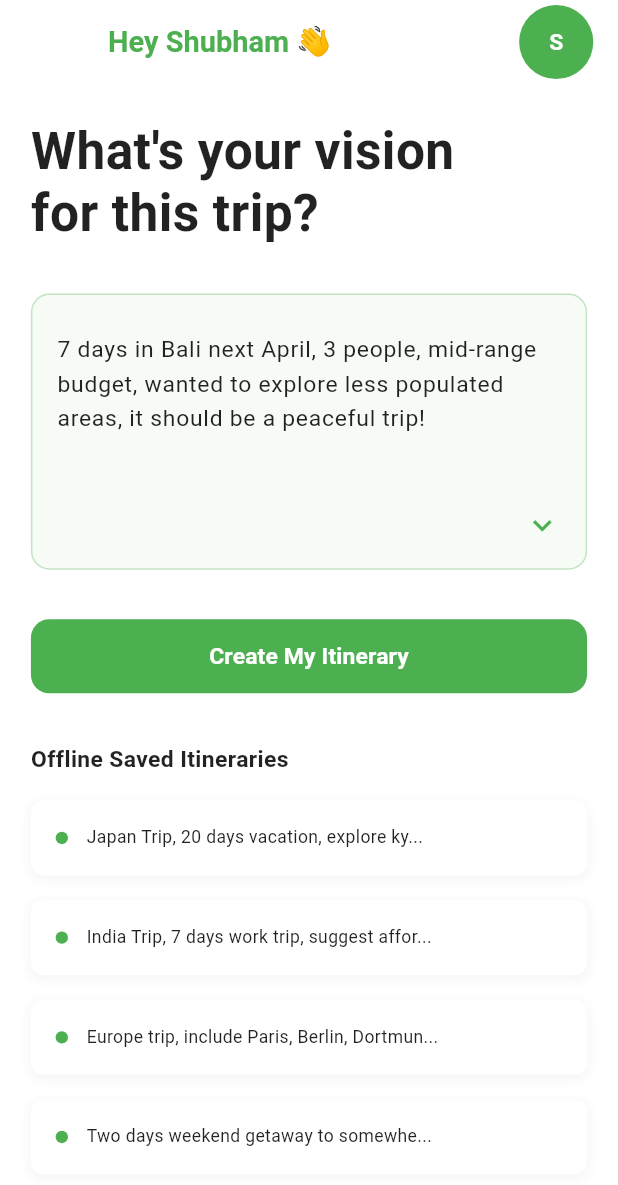
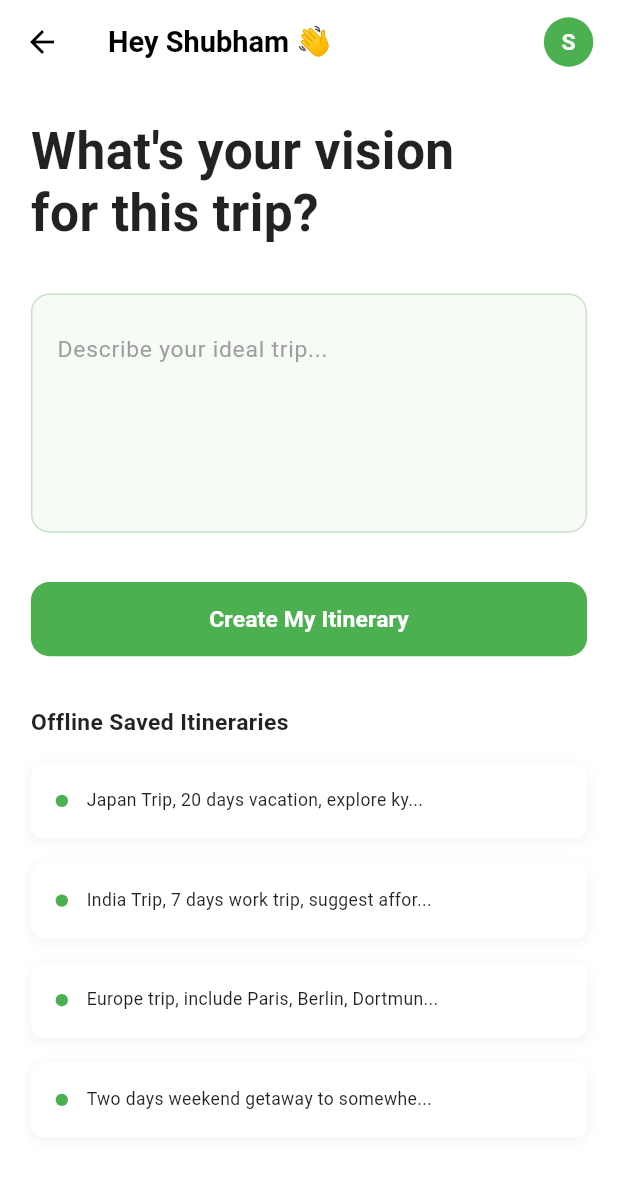
Before and after one commit to Srilochan7/smart_trip_planner_flutter, a Flutter app: the screen it shows after launch, on a phone screen of 412 x 824 dp. Shown: the top 1185 px of the screen. Run offline on Flutter 3.47's test engine with Material 3 defaults, Android fonts, the phone set to English and light mode, and no system bars; our stand-ins replace bloc, equatable, flutter_bloc, sizer.

```diff
--- a/lib/ApiServices.dart
+++ b/lib/ApiServices.dart
@@ -3,74 +3,67 @@ import 'package:http/http.dart' as http;
 
   class GeminiApiService {
     final String _apiKey = 'AIzaSyDPs1xiaXvcsIfug38ll41JFn9ZA69s3Yg';
-  final String _baseUrl = 'https://generativelanguage.googleapis.com/v1beta/models/gemini-pro:generateContent';
 
-  Future<String> sendPrompt(String prompt) async {
-    final uri = Uri.parse('$_baseUrl?key=$_apiKey');
-    final String template = '''
-You are a travel assistant for a Flutter mobile app.
+    final String _baseUrl =
+        'https://generativelanguage.googleapis.com/v1beta/models/gemini-2.0-flash:generateContent';
 
-Given a travel plan, return a structured day-wise itinerary in the following format:
+    final String _promptTemplate = '''
+  You are a travel planning assistant. Create a peaceful, mid-range budget itinerary for 4 people.
+  Return only valid JSON in this format:
 
-Each day starts with:
-Day X: [Short title of the day like "Arrival in Bali & Settle in Ubud"],
-followed by multiple bullet points that describe the day's schedule.
+  {
+    "title": "Trip Title",
+    "startDate": "YYYY-MM-DD",
+    "endDate": "YYYY-MM-DD",
+    "days": [
+      {
+        "date": "YYYY-MM-DD",
+        "summary": "Short summary",
+        "items": [
+          {
+            "time": "HH:MM",
+            "activity": "Activity description",
+            "location": "latitude,longitude"
+          }
+        ]
+      }
+    ]
+  }
 
-Each bullet point should be a natural-sounding sentence prefixed with a label like:
-- Morning:
-- Transfer:
-- Accommodation:
-- Afternoon:
-- Evening:
-- Activity:
-
-Make sure:
-- The trip is peaceful and relaxing.
-- The suggestions are mid-range budget.
-- You focus on low-popularity, hidden-gem type places.
-- The structure should match the style of Flutter's Text and _buildItineraryItem() widget-based layout.
-
-Example format:
-Day 1: Arrival in Bali & Settle in Ubud
-- Morning: Arrive in Bali, Denpasar Airport.
-- Transfer: Private driver to Ubud (around 1.5 hours).
-- Accommodation: Check-in at a peaceful boutique hotel or villa in Ubud (e.g., Ubud Aura Retreat).
-- Afternoon: Explore Ubud's local area, walk around the tranquil rice terraces at Tegallalang.
-- Evening: Dinner at Locavore (known for farm-to-table cuisine) in peaceful environment.
-
-Now generate a 7-day itinerary for this request:
-"7 days in Bali with 4 people, mid-range budget, low popularity places, peaceful trip"
+  Input:
   ''';
 
+   Future<String> getItinerary(String userInput) async {
+  if (_apiKey == 'YOUR_API_KEY_HERE') {
+    throw Exception('API key not set');
+  }
 
-    final headers = {
-      'Content-Type': 'application/json',
-    };
-
+  final uri = Uri.parse('$_baseUrl?key=$_apiKey');
   final body = jsonEncode({
     "contents": [
       {
-          "parts": [
-            {"text": prompt + template}
-          ]
+        "parts": [{"text": '$_promptTemplate "$userInput"'}]
       }
-      ]
+    ],
   });
 
-    try {
-      final response = await http.post(uri, headers: headers, body: body);
+  final response = await http.post(uri,
+      headers: {'Content-Type': 'application/json'}, body: body);
 
   if (response.statusCode == 200) {
     final data = jsonDecode(response.body);
-        final generatedText = data['candidates'][0]['content']['parts'][0]['text'];
-        return generatedText;
+    final rawText = data['candidates'][0]['content']['parts'][0]['text'];
+
+
+    final match = RegExp(r'{[\s\S]*}').firstMatch(rawText);
+    if (match != null) {
+      return match.group(0)!;
     } else {
-        print('❌ Error: ${response.statusCode} - ${response.body}');
-        return 'Error ${response.statusCode}: ${response.body}';
+      throw FormatException("Could not extract valid JSON from Gemini response.");
     }
-    } catch (e) {
-      print('❌ Exception: $e');
-      return 'Exception: $e';
+  } else {
+    throw Exception('Error ${response.statusCode}: ${response.body}');
   }
 }
+
   }
--- a/lib/Blocs/ItineraryBloc/itinerary_state.dart
+++ b/lib/Blocs/ItineraryBloc/itinerary_state.dart
@@ -1,21 +1,30 @@
 part of 'itinerary_bloc.dart';
 
-@immutable
-sealed class ItineraryState {}
+// Make sure your base state extends Equatable for proper state comparison
+abstract class ItineraryState extends Equatable {
+  const ItineraryState();
 
-final class ItineraryInitial extends ItineraryState {}
+  @override
+  List<Object> get props => [];
+}
+
+class ItineraryInitial extends ItineraryState {}
+
+class ItineraryLoading extends ItineraryState {}
 
 
-final class ItineraryLoading extends ItineraryState {}
+class ItineraryLoaded extends ItineraryState {
+  final Itinerary itinerary;
 
-final class ItineraryLoaded extends ItineraryState {
-  final String itinerary;
-
-  ItineraryLoaded(this.itinerary);
+  const ItineraryLoaded(this.itinerary);
+  @override
+  List<Object> get props => [itinerary];
 }
 
-final class ItineraryError extends ItineraryState {
+class ItineraryError extends ItineraryState {
   final String message;
+  const ItineraryError(this.message);
 
-  ItineraryError(this.message);
+  @override
+  List<Object> get props => [message];
 }
--- a/lib/Models/ItineraryModel.dart
+++ b/lib/Models/ItineraryModel.dart
@@ -1,26 +1,62 @@
+import 'dart:convert';
+
+// Helper function to decode the main JSON string
+Itinerary itineraryFromJson(String str) => Itinerary.fromJson(json.decode(str));
+
 class Itinerary {
-  final String title;
-  final DateTime startDate;
-  final DateTime endDate;
-  final List<ItineraryDay> days;
+    final String title;
+    final String startDate;
+    final String endDate;
+    final List<Day> days;
 
-  Itinerary(this.title, this.startDate, this.endDate, this.days);
-  // ...
+    Itinerary({
+        required this.title,
+        required this.startDate,
+        required this.endDate,
+        required this.days,
+    });
+
+    // This factory constructor parses the JSON map into an Itinerary object
+    factory Itinerary.fromJson(Map<String, dynamic> json) => Itinerary(
+        title: json["title"],
+        startDate: json["startDate"],
+        endDate: json["endDate"],
+        days: List<Day>.from(json["days"].map((x) => Day.fromJson(x))),
+    );
 }
 
-class ItineraryDay {
-  final DateTime date;
-  final String summary;
-  final List<ActivityItem> items;
+class Day {
+    final String date;
+    final String summary;
+    final List<Item> items;
 
-  ItineraryDay(this.date, this.summary, this.items);
-  // ...
+    Day({
+        required this.date,
+        required this.summary,
+        required this.items,
+    });
+
+    factory Day.fromJson(Map<String, dynamic> json) => Day(
+        date: json["date"],
+        summary: json["summary"],
+        items: List<Item>.from(json["items"].map((x) => Item.fromJson(x))),
+    );
 }
 
-class ActivityItem {
-  final String time;
-  final String activity;
-  final String location;
+class Item {
+    final String time;
+    final String activity;
+    final String location; // Storing as "lat,lng" string as per JSON
 
-  ActivityItem(this.time, this.activity, this.location);
+    Item({
+        required this.time,
+        required this.activity,
+        required this.location,
+    });
+
+    factory Item.fromJson(Map<String, dynamic> json) => Item(
+        time: json["time"],
+        activity: json["activity"],
+        location: json["location"],
+    );
 }
--- a/lib/Presentations/Screens/home.dart
+++ b/lib/Presentations/Screens/home.dart
@@ -3,6 +3,7 @@ import 'package:flutter/material.dart';
 
 import 'package:sizer/sizer.dart';
 import 'package:smart_trip_planner/Presentations/Screens/Itenanary.dart';
+import 'package:smart_trip_planner/Presentations/Screens/Profile.dart';
 
 
 class HomeScreen extends StatefulWidget {
@@ -12,7 +13,7 @@ class HomeScreen extends StatefulWidget {
 
 class _HomeScreenState extends State<HomeScreen> {
   TextEditingController _visionController = TextEditingController(
-    text: "7 days in Bali next April, 3 people, mid-range budget, wanted to explore less populated areas, it should be a peaceful trip!",
+    text: "",
   );
 
   @override
@@ -21,15 +22,18 @@ class _HomeScreenState extends State<HomeScreen> {
       return Scaffold(
         backgroundColor: Colors.white,
         appBar: AppBar(
+
           backgroundColor: Colors.white,
           elevation: 0,
-        leading: Container(),
+        leading: BackButton(
+          color: Colors.black,
+        ),
         title: Row(
           children: [
             Text(
               'Hey Shubham 👋',
               style: TextStyle(
-                color: Colors.green,
+                color: Colors.black,
                 fontSize: 18.sp,
                 fontWeight: FontWeight.w600,
               ),
@@ -39,9 +43,10 @@ class _HomeScreenState extends State<HomeScreen> {
         actions: [
           Container(
             margin: EdgeInsets.only(right: 4.w),
+            child: GestureDetector(
               child: CircleAvatar(
                 backgroundColor: Colors.green,
-              radius: 3.h,
+                radius: 2.h,
                 child: Text(
                   'S',
                   style: TextStyle(
@@ -51,7 +56,11 @@ class _HomeScreenState extends State<HomeScreen> {
                   ),
                 ),
               ),
+              onTap: () => Navigator.push(
+                context,
+                MaterialPageRoute(builder: (context) => ProfileScreen()),
               ),
+          ),)
         ],
       ),
       body: SingleChildScrollView(
@@ -86,6 +95,7 @@ class _HomeScreenState extends State<HomeScreen> {
                   children: [
                     TextField(
                       controller: _visionController,
+
                       maxLines: 4,
                       style: TextStyle(
                         fontSize: 16.sp,
@@ -96,18 +106,18 @@ class _HomeScreenState extends State<HomeScreen> {
                         hintText: "Describe your ideal trip...",
                         hintStyle: TextStyle(
                           color: Colors.grey,
-                          fontSize: 14.sp,
+                          fontSize: 16.sp,
                         ),
                       ),
                     ),
                     SizedBox(height: 2.h),
                     Align(
                       alignment: Alignment.centerRight,
-                      child: Icon(
-                        Icons.keyboard_arrow_down,
-                        color: Colors.green,
-                        size: 6.w,
-                      ),
+                      // child: Icon(
+                      //   Icons.keyboard_arrow_down,
+                      //   color: Colors.green,
+                      //   size: 6.w,
+                      // ),
                     ),
                   ],
                 ),
--- a/lib/main.dart
+++ b/lib/main.dart
@@ -1,4 +1,7 @@
 import 'package:flutter/material.dart';
+import 'package:flutter_bloc/flutter_bloc.dart';
+import 'package:smart_trip_planner/Blocs/ItineraryBloc/itinerary_bloc.dart';
+import 'package:smart_trip_planner/Models/ItineraryModel.dart';
 import 'package:smart_trip_planner/Presentations/Screens/home.dart';
 
 void main() {
@@ -11,9 +14,9 @@ class MyApp extends StatelessWidget {
   // This widget is the root of your application.
   @override
   Widget build(BuildContext context) {
-    return MaterialApp(
-      home: HomeScreen(),
-      debugShowCheckedModeBanner: false,
+    return BlocProvider(
+      create: (context) => ItineraryBloc(),
+      child: MaterialApp(home: HomeScreen(), debugShowCheckedModeBanner: false),
     );
   }
 }
--- a/pubspec.yaml
+++ b/pubspec.yaml
@@ -38,6 +38,7 @@ dependencies:
   cupertino_icons: ^1.0.8
   flutter_bloc: ^9.1.1
   http: ^1.4.0
+  equatable: ^2.0.7
 
 dev_dependencies:
   flutter_test:
```
Also changed, not shown: lib/Blocs/ItineraryBloc/itinerary_bloc.dart (+8 -5 lines), lib/Presentations/Screens/Itenanary.dart (+173 -121 lines), lib/Presentations/Screens/Profile.dart (+57 -39 lines), pubspec.lock. Lines whose indentation alone changed are shown as unchanged.
